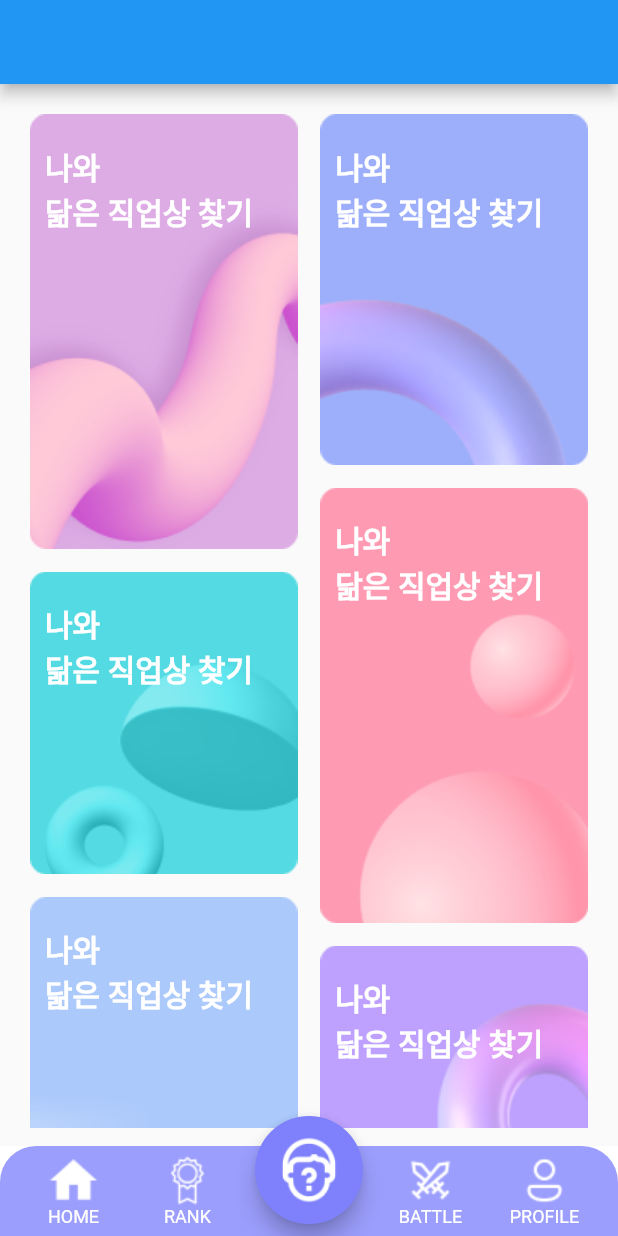
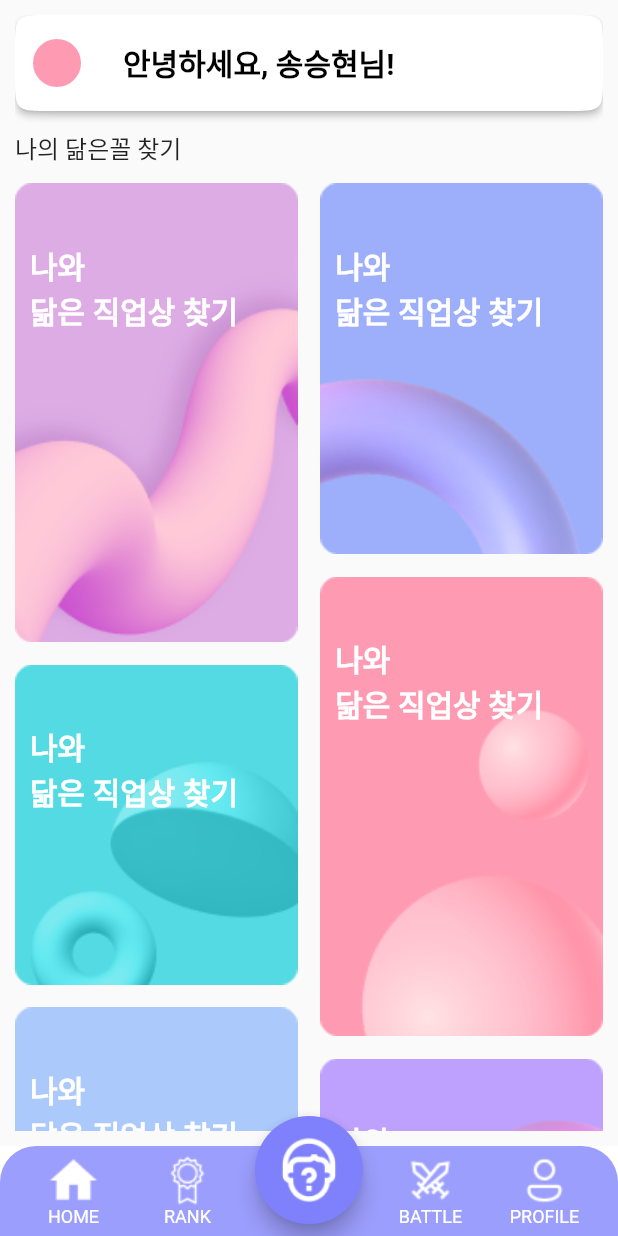
Before and after one commit to Ninucco/Ninucco, a Flutter app: the screen it shows after launch, on a phone screen of 412 x 824 dp. Run offline on Flutter 3.47's test engine with Material 2 defaults, Android fonts, the phone set to English and light mode, and no system bars; our stand-ins replace image_picker.

Commit message:
✨ feat: home화면 appbar

```diff
--- a/application/ninucco/lib/screens/home/home.dart
+++ b/application/ninucco/lib/screens/home/home.dart
@@ -7,37 +7,51 @@ class HomePage extends StatelessWidget {
   @override
   Widget build(BuildContext context) {
     return Scaffold(
-      appBar: AppBar(),
-      body: const Padding(
+      body: SafeArea(
+        child: Container(
+          padding: const EdgeInsets.symmetric(
+            horizontal: 10,
+            vertical: 10,
+          ),
+          child: CustomScrollView(
+            slivers: [
+              SliverAppBar(
+                toolbarHeight: 64,
+                shape: ContinuousRectangleBorder(
+                  borderRadius: BorderRadius.circular(24),
+                ),
+                floating: true,
+                elevation: 2,
+                forceElevated: true,
+                backgroundColor: Colors.white,
+                leading: const Padding(
                   padding: EdgeInsets.all(12.0),
-        child: GridScanItems(),
+                  child: CircleAvatar(
+                    radius: 16,
+                    backgroundColor: Color(0xffFE9BB3),
                   ),
-    );
-  }
-}
-
-class ScreenArguments {
-  final String title;
-  final String message;
-  final int type;
-
-  ScreenArguments(this.title, this.message, this.type);
-}
-
-class GridScanItems extends StatelessWidget {
-  const GridScanItems({
-    super.key,
-  });
-
-  @override
-  Widget build(BuildContext context) {
-    return MasonryGridView.builder(
+                ),
+                title: const Text(
+                  "안녕하세요, 송승현님!",
+                  style: TextStyle(
+                      color: Colors.black, fontWeight: FontWeight.bold),
+                ),
+              ),
+              const SliverToBoxAdapter(child: SizedBox(height: 12)),
+              SliverToBoxAdapter(
+                child: Container(
+                  padding: const EdgeInsets.only(bottom: 12),
+                  child: const Text(
+                    "나의 닮은꼴 찾기",
+                    style: TextStyle(fontSize: 16),
+                  ),
+                ),
+              ),
+              SliverMasonryGrid.count(
+                crossAxisCount: 2,
+                childCount: 6,
+                crossAxisSpacing: 15,
                 mainAxisSpacing: 15,
-      crossAxisSpacing: 15,
-      padding: const EdgeInsets.all(8),
-      itemCount: 6,
-      gridDelegate: const SliverSimpleGridDelegateWithFixedCrossAxisCount(
-          crossAxisCount: 2),
                 itemBuilder: (context, index) => GestureDetector(
                   onTap: () {
                     Navigator.pushNamed(
@@ -61,6 +75,7 @@ class GridScanItems extends StatelessWidget {
                           mainAxisAlignment: MainAxisAlignment.start,
                           crossAxisAlignment: CrossAxisAlignment.start,
                           children: [
+                            SizedBox(height: 20),
                             Text(
                               "나와",
                               style: TextStyle(
@@ -83,6 +98,47 @@ class GridScanItems extends StatelessWidget {
                     ],
                   ),
                 ),
+              ),
+            ],
+          ),
+        ),
+      ),
     );
   }
 }
+
+
+  // Container(
+  //               padding: const EdgeInsets.symmetric(
+  //                 horizontal: 16,
+  //                 vertical: 20,
+  //               ),
+  //               decoration: BoxDecoration(
+  //                 color: Colors.white,
+  //                 borderRadius: BorderRadius.circular(12),
+  //                 boxShadow: [
+  //                   BoxShadow(
+  //                     color: Colors.grey.withOpacity(0.3),
+  //                     blurRadius: 5.0,
+  //                     spreadRadius: 0.0,
+  //                     offset: const Offset(0, 7),
+  //                   )
+  //                 ],
+  //               ),
+  //               child: const Row(
+  //                 children: [
+                    // CircleAvatar(
+                    //   radius: 16,
+                    //   backgroundColor: Color(0xffFE9BB3),
+                    // ),
+  //                   SizedBox(width: 12),
+  //                   Text(
+  //                     "안녕하세요, 승송현님!",
+  //                     style: TextStyle(
+  //                       fontSize: 20,
+  //                       fontWeight: FontWeight.bold,
+  //                     ),
+  //                   ),
+  //                 ],
+  //               ),
+  //             ),
```
Lines whose indentation alone changed are shown as unchanged.
